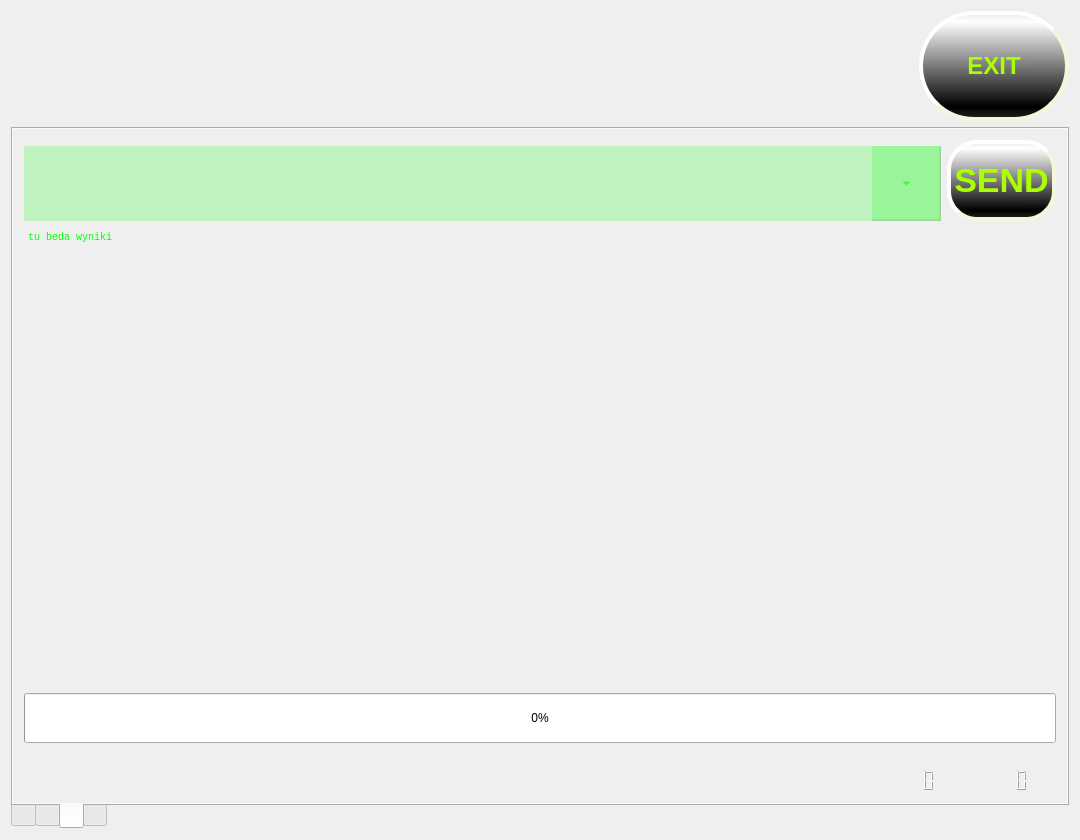
cyniu88/QT_kurs, file iDom_Client/idom_client.ui: the form before one commit.
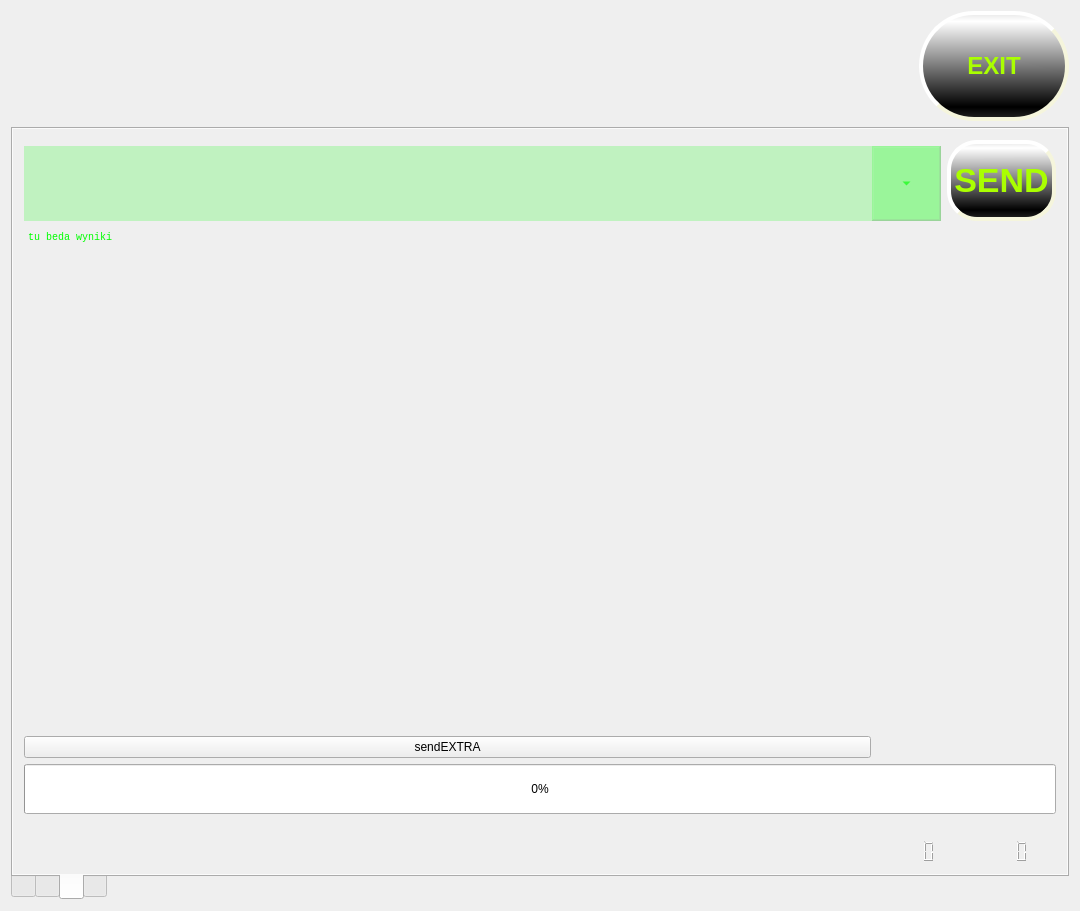
The form after the commit. Icons and pictures are not drawn.

```diff
--- a/iDom_Client/idom_client.ui
+++ b/iDom_Client/idom_client.ui
@@ -7,7 +7,7 @@
     <x>0</x>
     <y>0</y>
     <width>1080</width>
-    <height>840</height>
+    <height>911</height>
    </rect>
   </property>
   <property name="minimumSize">
@@ -759,7 +759,7 @@
           <property name="sizeConstraint">
            <enum>QLayout::SetDefaultConstraint</enum>
           </property>
-          <item row="5" column="2">
+          <item row="6" column="2">
            <widget class="QLCDNumber" name="lcdNumberAll">
             <property name="styleSheet">
              <string notr="true">color: rgb(255, 255, 0);
@@ -768,7 +768,7 @@
             </property>
            </widget>
           </item>
-          <item row="3" column="0" colspan="3">
+          <item row="4" column="0" colspan="3">
            <widget class="QProgressBar" name="progressBar">
             <property name="minimumSize">
              <size>
@@ -964,7 +964,7 @@
             </item>
            </widget>
           </item>
-          <item row="5" column="1">
+          <item row="6" column="1">
            <widget class="QLCDNumber" name="lcdNumberActual">
             <property name="minimumSize">
              <size>
@@ -996,7 +996,7 @@
             </property>
            </widget>
           </item>
-          <item row="4" column="0">
+          <item row="5" column="0">
            <spacer name="horizontalSpacer">
             <property name="orientation">
              <enum>Qt::Horizontal</enum>
@@ -1009,6 +1009,13 @@
             </property>
            </spacer>
           </item>
+          <item row="3" column="0">
+           <widget class="QPushButton" name="sendEXTRA">
+            <property name="text">
+             <string>sendEXTRA</string>
+            </property>
+           </widget>
+          </item>
          </layout>
         </item>
        </layout>
```
Left out of the diff: 2 changed lines with no effect on the pictures.
